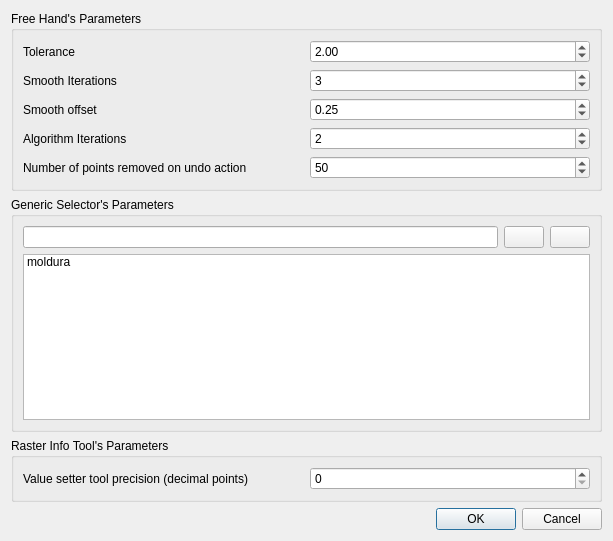
The window that options.ui (dsgoficial/DsgTools) describes before a commit, drawn with Qt 5.
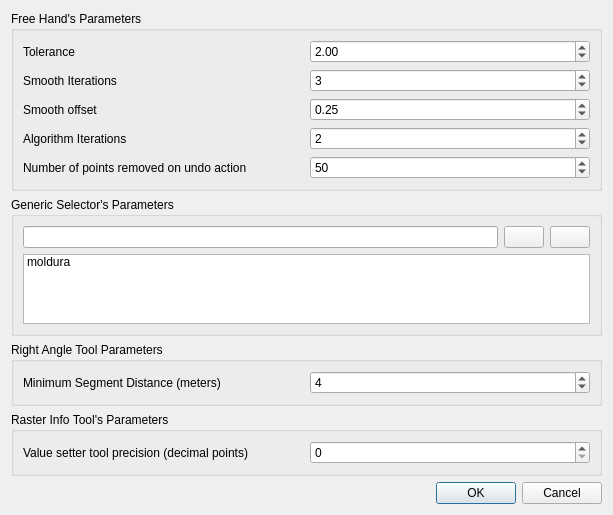
The same window after the commit. Icons and pictures are not drawn. Custom widgets are drawn as their Qt base class.

Commit message:
Right Angle Tool - upgrade
This commit makes the minimun distance segment editable in options and blocks aquisition of features with segments smaller than the minimun distance.

```diff
--- a/options.ui
+++ b/options.ui
@@ -7,13 +7,23 @@
     <x>0</x>
     <y>0</y>
     <width>613</width>
-    <height>541</height>
+    <height>500</height>
    </rect>
   </property>
   <property name="windowTitle">
    <string>DSGTools Options</string>
   </property>
   <layout class="QGridLayout" name="gridLayout_4">
+   <item row="4" column="0">
+    <widget class="QDialogButtonBox" name="buttonBox">
+     <property name="orientation">
+      <enum>Qt::Horizontal</enum>
+     </property>
+     <property name="standardButtons">
+      <set>QDialogButtonBox::Cancel|QDialogButtonBox::Ok</set>
+     </property>
+    </widget>
+   </item>
    <item row="0" column="0">
     <widget class="QgsCollapsibleGroupBox" name="mGroupBox">
      <property name="title">
@@ -152,7 +162,7 @@
      </layout>
     </widget>
    </item>
-   <item row="2" column="0">
+   <item row="3" column="0">
     <widget class="QgsCollapsibleGroupBox" name="mGroupBox_3">
      <property name="title">
       <string>Raster Info Tool's Parameters</string>
@@ -178,14 +188,27 @@
      </layout>
     </widget>
    </item>
-   <item row="3" column="0">
-    <widget class="QDialogButtonBox" name="buttonBox">
-     <property name="orientation">
-      <enum>Qt::Horizontal</enum>
+   <item row="2" column="0">
+    <widget class="QgsCollapsibleGroupBox" name="mGroupBox_4">
+     <property name="title">
+      <string>Right Angle Tool Parameters</string>
      </property>
-     <property name="standardButtons">
-      <set>QDialogButtonBox::Cancel|QDialogButtonBox::Ok</set>
-     </property>
+     <layout class="QGridLayout" name="gridLayout_5">
+      <item row="0" column="0">
+       <widget class="QLabel" name="label_7">
+        <property name="text">
+         <string>Minimum Segment Distance (meters)</string>
+        </property>
+       </widget>
+      </item>
+      <item row="0" column="1">
+       <widget class="QgsSpinBox" name="minSegmentDistanceQgsSpinBox">
+        <property name="value">
+         <number>4</number>
+        </property>
+       </widget>
+      </item>
+     </layout>
     </widget>
    </item>
   </layout>
```
The commit also changes 4 other files.
